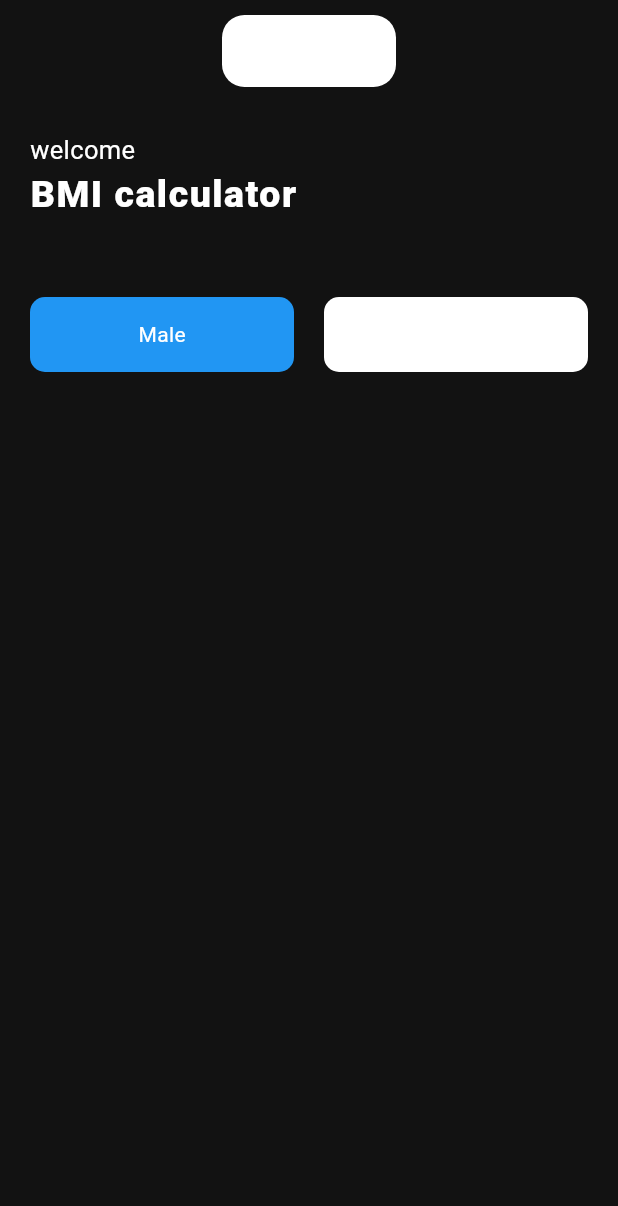
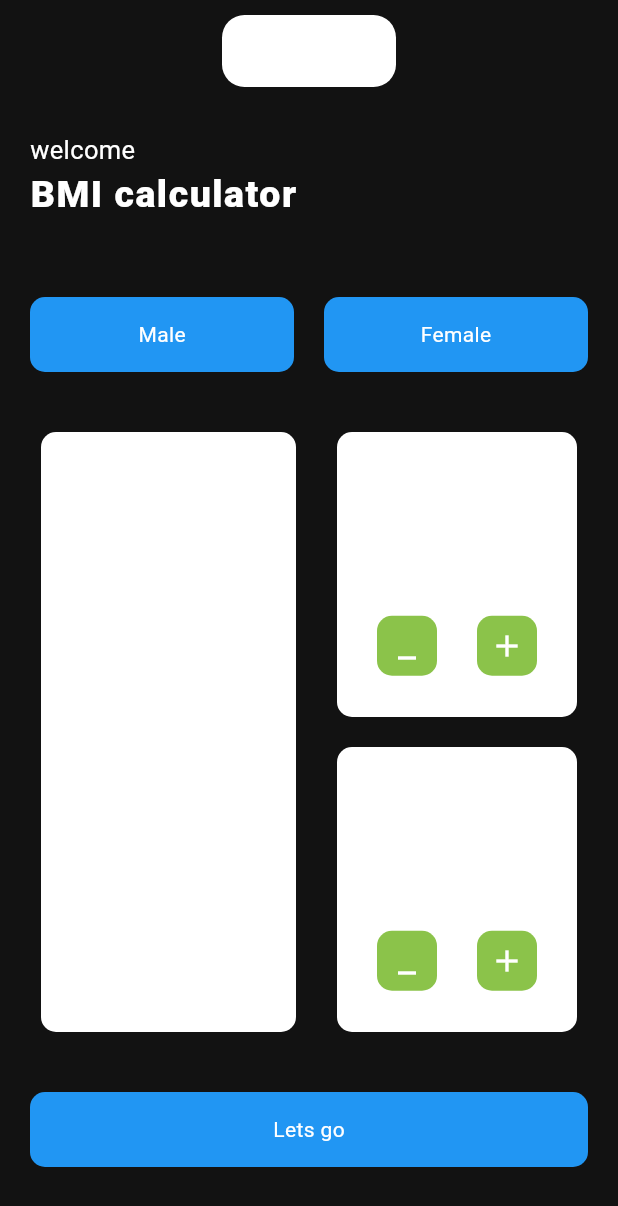
Before and after one commit to BIBINKB97/BMI-calculator-application, a Flutter app: the screen it shows after launch, on a phone screen of 412 x 824 dp. Shown: the top 1206 px of the screen. Run offline on Flutter 3.47's test engine with Material 2 defaults, Android fonts, the phone set to English and light mode, and no system bars; our stand-ins replace get.

Commit message:
added some changes

```diff
--- a/lib/view/home.dart
+++ b/lib/view/home.dart
@@ -1,4 +1,5 @@
 import 'package:bmi_calculator/view/widgets/theme_changer_btn.dart';
+import 'package:bmi_calculator/view/widgets/weight_and_age_card.dart';
 import 'package:flutter/material.dart';
 
 class HomePage extends StatelessWidget {
@@ -59,7 +60,7 @@ class HomePage extends StatelessWidget {
                           height: 50,
                           width: 120,
                           decoration: BoxDecoration(
-                              color: Colors.white,
+                              color: Colors.blue,
                               borderRadius: BorderRadius.circular(10)),
                           child: Center(child: Text('Female')),
                         ),
@@ -70,6 +71,41 @@ class HomePage extends StatelessWidget {
               ],
             ),
           ),
+          SizedBox(
+            height: 40,
+          ),
+          Row(
+            mainAxisAlignment: MainAxisAlignment.spaceEvenly,
+            children: [
+              Container(
+                width: 170,
+                height: 400,
+                decoration: BoxDecoration(
+                    borderRadius: BorderRadius.circular(10),
+                    color: Colors.white),
+                child: Center(child: Text('height')),
+              ),
+              Column(
+                children: [
+                  WeightAndAgeCard(title: 'weight', weight: "70"),
+                  SizedBox(
+                    height: 20,
+                  ),
+                  WeightAndAgeCard(title: 'Age', weight: "20"),
+                ],
+              )
+            ],
+          ),
+          SizedBox(
+            height: 40,
+          ),
+          Container(
+            margin: EdgeInsets.symmetric(horizontal: 20),
+            height: 50,
+            decoration: BoxDecoration(
+                color: Colors.blue, borderRadius: BorderRadius.circular(10)),
+            child: Center(child: Text('Lets go')),
+          ),
         ],
       ),
     );
--- /dev/null
+++ b/lib/view/widgets/weight_and_age_card.dart
@@ -0,0 +1,49 @@
+import 'package:flutter/material.dart';
+
+class WeightAndAgeCard extends StatelessWidget {
+  final String title;
+  final String weight;
+  const WeightAndAgeCard({
+    super.key,
+    required this.title,
+    required this.weight,
+  });
+
+  @override
+  Widget build(BuildContext context) {
+    return Container(
+      width: 160,
+      height: 190,
+      decoration: BoxDecoration(
+          borderRadius: BorderRadius.circular(10), color: Colors.white),
+      child: Column(
+        mainAxisAlignment: MainAxisAlignment.spaceEvenly,
+        children: [
+          Text(title),
+          Text(weight),
+          Row(
+            mainAxisAlignment: MainAxisAlignment.spaceEvenly,
+            children: [
+              Container(
+                height: 40,
+                width: 40,
+                decoration: BoxDecoration(
+                    borderRadius: BorderRadius.circular(10),
+                    color: Colors.lightGreen),
+                child: Center(child: Icon(Icons.minimize)),
+              ),
+              Container(
+                height: 40,
+                width: 40,
+                decoration: BoxDecoration(
+                    borderRadius: BorderRadius.circular(10),
+                    color: Colors.lightGreen),
+                child: Icon(Icons.add),
+              )
+            ],
+          )
+        ],
+      ),
+    );
+  }
+}
```
